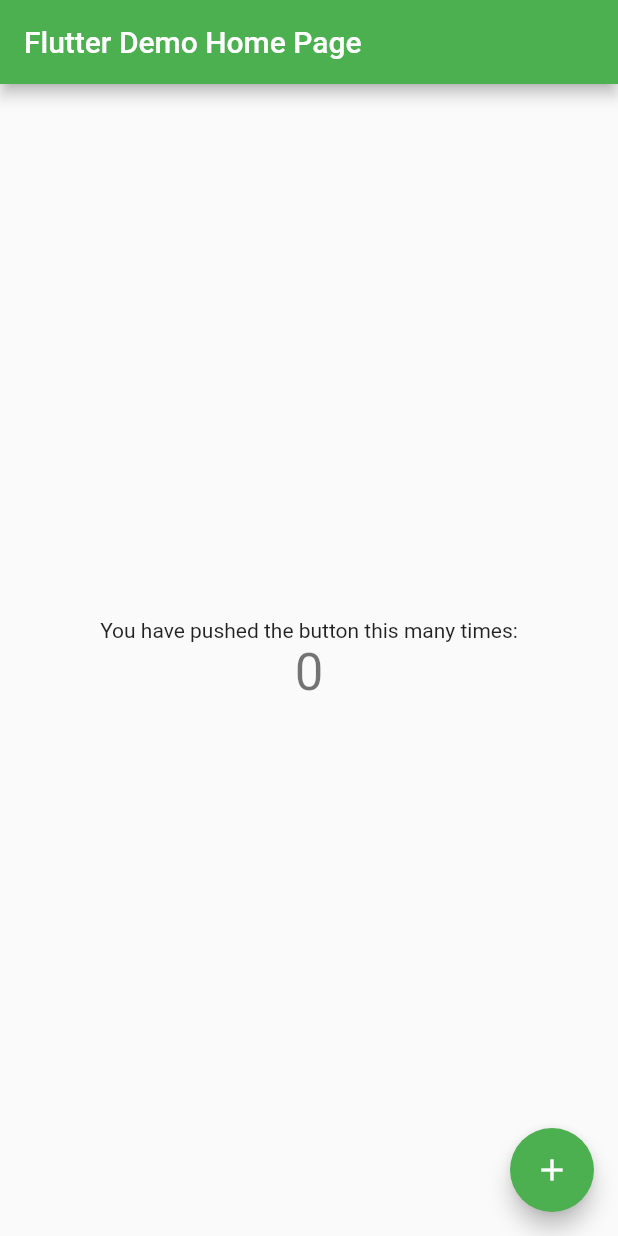
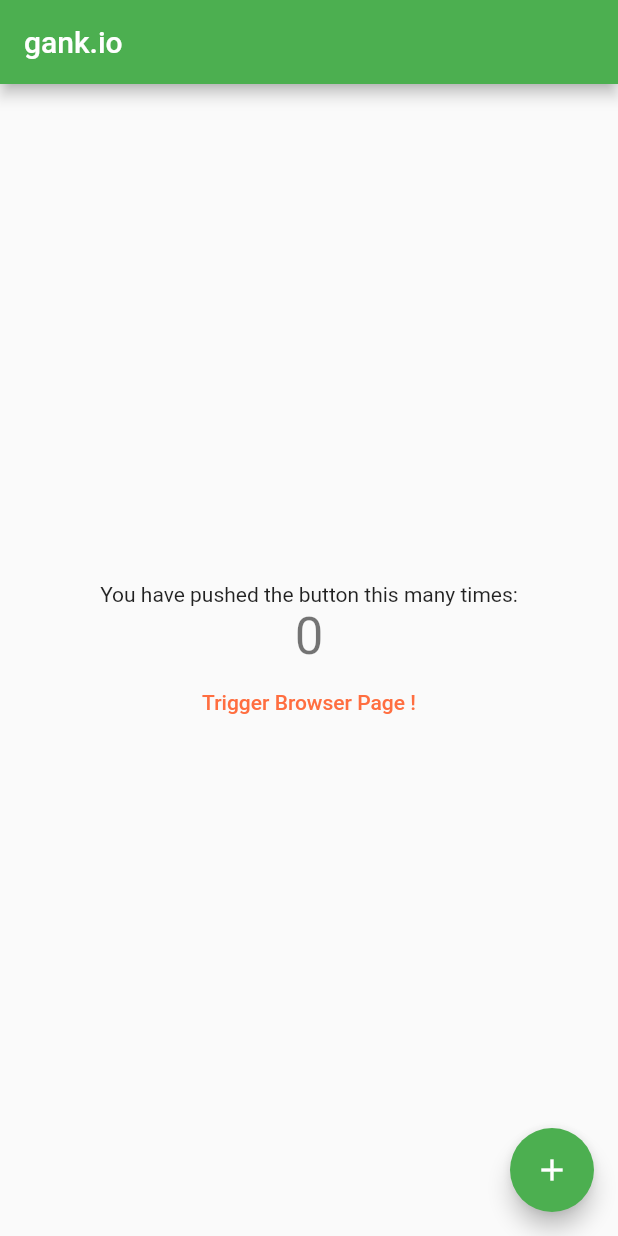
Before and after one commit to sunnyxibei/go_gank, a Flutter app: the screen it shows after launch, on a phone screen of 412 x 824 dp. Run offline on Flutter 3.47's test engine with Material 2 defaults, Android fonts, the phone set to English and light mode, and no system bars.

Commit message:
Try the hot reload function of flutter

```diff
--- a/lib/main.dart
+++ b/lib/main.dart
@@ -1,36 +1,23 @@
 import 'package:flutter/material.dart';
+import 'package:go_gank/BrowserPage.dart';
 
 void main() => runApp(MyApp());
 
 class MyApp extends StatelessWidget {
-  // This widget is the root of your application.
   @override
-  Widget build(BuildContext context) {
-    return MaterialApp(
-      title: 'Flutter Demo',
-      theme: ThemeData(
-        // This is the theme of your application.
-        //
-        // Try running your application with "flutter run". You'll see the
-        // application has a blue toolbar. Then, without quitting the app, try
-        // changing the primarySwatch below to Colors.green and then invoke
-        // "hot reload" (press "r" in the console where you ran "flutter run",
-        // or simply save your changes to "hot reload" in a Flutter IDE).
-        // Notice that the counter didn't reset back to zero; the application
-        // is not restarted.
-        primarySwatch: Colors.green,
-      ),
-      home: MyHomePage(title: 'Flutter Demo Home Page'),
-    );
-  }
+  Widget build(BuildContext context) => MaterialApp(
+        title: 'Go Gank',
+        theme: ThemeData(
+          primarySwatch: Colors.green,
+        ),
+        //首页路由
+        home: MyHomePage(title: 'gank.io'),
+      );
 }
 
+///title 可以理解为Java｜Kotlin中的构造方法的参数
 class MyHomePage extends StatefulWidget {
   MyHomePage({Key key, this.title}) : super(key: key);
-
-  // This widget is the home page of your application. It is stateful, meaning
-  // that it has a State object (defined below) that contains fields that affect
-  // how it looks.
 
   // This class is the configuration for the state. It holds the values (in this
   // case the title) provided by the parent (in this case the App widget) and
@@ -46,34 +33,21 @@ class MyHomePage extends StatefulWidget {
 class _MyHomePageState extends State<MyHomePage> {
   int _counter = 0;
 
+  ///简单地说，setState方法的作用是，属性改变时，可以回调build方法。
   void _incrementCounter() {
     setState(() {
-      // This call to setState tells the Flutter framework that something has
-      // changed in this State, which causes it to rerun the build method below
-      // so that the display can reflect the updated values. If we changed
-      // _counter without calling setState(), then the build method would not be
-      // called again, and so nothing would appear to happen.
       _counter++;
     });
   }
 
   @override
   Widget build(BuildContext context) {
-    // This method is rerun every time setState is called, for instance as done
-    // by the _incrementCounter method above.
-    //
-    // The Flutter framework has been optimized to make rerunning build methods
-    // fast, so that you can just rebuild anything that needs updating rather
-    // than having to individually change instances of widgets.
     return Scaffold(
       appBar: AppBar(
-        // Here we take the value from the MyHomePage object that was created by
-        // the App.build method, and use it to set our appbar title.
         title: Text(widget.title),
       ),
+      // Center 一个布局控件，有唯一的一个子控件，且居中对齐
       body: Center(
-        // Center is a layout widget. It takes a single child and positions it
-        // in the middle of the parent.
         child: Column(
           // Column is also layout widget. It takes a list of children and
           // arranges them vertically. By default, it sizes itself to fit its
@@ -98,6 +72,16 @@ class _MyHomePageState extends State<MyHomePage> {
               '$_counter',
               style: Theme.of(context).textTheme.display1,
             ),
+            FlatButton(
+                onPressed: () {
+                  //导航到浏览页面
+                  Navigator.of(context)
+                      .push(MaterialPageRoute(builder: (context) {
+                    return new BrowserPage();
+                  }));
+                },
+                textColor: Colors.deepOrangeAccent,
+                child: Text("Trigger Browser Page !"))
           ],
         ),
       ),
```
Also changed, not shown: lib/BrowserPage.dart (added, +12 -0 lines).
